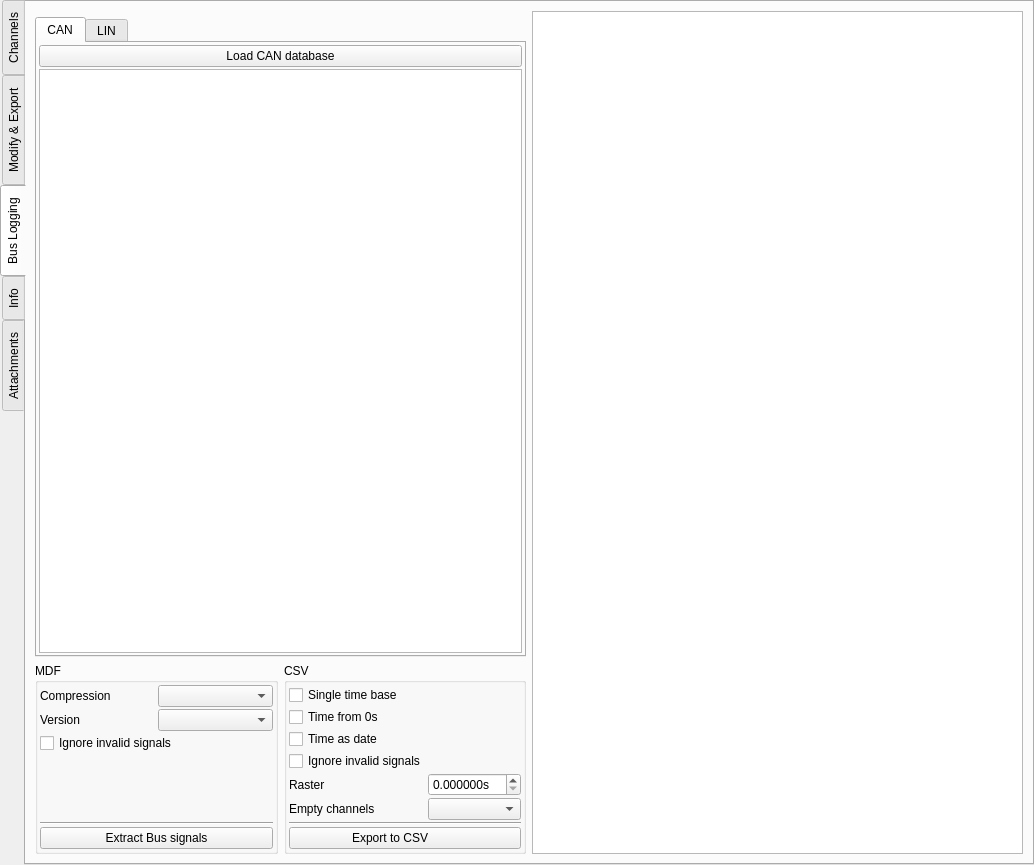
danielhrisca/asammdf, file asammdf/gui/ui/file_widget.ui: the form before one commit.
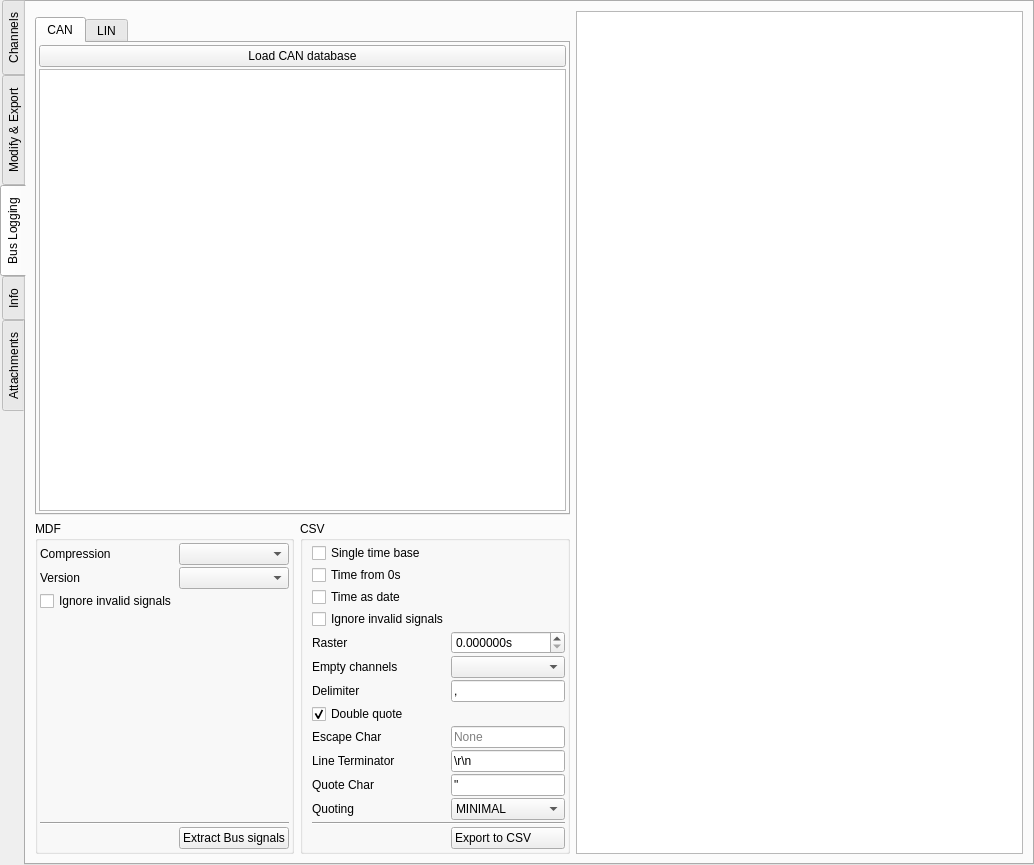
The form after the commit. The open tabs and pages were chosen to show the change. Icons and pictures are not drawn. Custom widgets are drawn as their Qt base class.

Patch:
```diff
--- a/asammdf/gui/ui/file_widget.ui
+++ b/asammdf/gui/ui/file_widget.ui
@@ -936,16 +936,13 @@
       <attribute name="title">
        <string>Bus Logging</string>
       </attribute>
-      <layout class="QGridLayout" name="gridLayout_8">
+      <layout class="QGridLayout" name="gridLayout_8" columnstretch="1,1,1,1">
        <item row="3" column="1">
         <widget class="QGroupBox" name="groupBox_3">
          <property name="title">
           <string>CSV</string>
          </property>
-         <layout class="QGridLayout" name="gridLayout_7">
-          <property name="leftMargin">
-           <number>2</number>
-          </property>
+         <layout class="QGridLayout" name="gridLayout_6" columnstretch="1,0,0,0,0,0,0,0">
           <property name="topMargin">
            <number>2</number>
           </property>
@@ -958,35 +955,97 @@
           <property name="spacing">
            <number>2</number>
           </property>
-          <item row="7" column="1" colspan="3">
-           <widget class="Line" name="line_13">
-            <property name="orientation">
-             <enum>Qt::Horizontal</enum>
-            </property>
-           </widget>
-          </item>
-          <item row="5" column="1">
-           <widget class="QLabel" name="label_25">
+          <item row="11" column="0">
+           <widget class="QLabel" name="label_10">
             <property name="text">
-             <string>Empty channels</string>
+             <string>Quote Char</string>
             </property>
            </widget>
           </item>
-          <item row="0" column="1">
+          <item row="0" column="0" colspan="4">
            <widget class="QCheckBox" name="single_time_base_bus">
             <property name="text">
              <string>Single time base</string>
             </property>
            </widget>
           </item>
-          <item row="4" column="1">
+          <item row="7" column="0">
+           <widget class="QCheckBox" name="doublequote_bus">
+            <property name="text">
+             <string>Double quote</string>
+            </property>
+            <property name="checked">
+             <bool>true</bool>
+            </property>
+           </widget>
+          </item>
+          <item row="4" column="0">
            <widget class="QLabel" name="label_23">
             <property name="text">
              <string>Raster</string>
             </property>
            </widget>
           </item>
-          <item row="4" column="2" colspan="2">
+          <item row="5" column="0" colspan="2">
+           <widget class="QLabel" name="label_25">
+            <property name="text">
+             <string>Empty channels</string>
+            </property>
+           </widget>
+          </item>
+          <item row="8" column="0">
+           <widget class="QLabel" name="label_9">
+            <property name="text">
+             <string>Escape Char</string>
+            </property>
+           </widget>
+          </item>
+          <item row="12" column="0">
+           <widget class="QLabel" name="label_7">
+            <property name="text">
+             <string>Quoting</string>
+            </property>
+           </widget>
+          </item>
+          <item row="10" column="0" colspan="2">
+           <widget class="QLabel" name="label_11">
+            <property name="text">
+             <string>Line Terminator</string>
+            </property>
+           </widget>
+          </item>
+          <item row="2" column="0" colspan="3">
+           <widget class="QCheckBox" name="bus_time_as_date">
+            <property name="text">
+             <string>Time as date</string>
+            </property>
+           </widget>
+          </item>
+          <item row="1" column="0" colspan="3">
+           <widget class="QCheckBox" name="time_from_zero_bus">
+            <property name="text">
+             <string>Time from 0s</string>
+            </property>
+           </widget>
+          </item>
+          <item row="6" column="0">
+           <widget class="QLabel" name="label_8">
+            <property name="text">
+             <string>Delimiter</string>
+            </property>
+           </widget>
+          </item>
+          <item row="3" column="0" colspan="3">
+           <widget class="QCheckBox" name="ignore_invalid_signals_csv">
+            <property name="toolTip">
+             <string>checks if all samples are eauql to the maximum teoretical signal value</string>
+            </property>
+            <property name="text">
+             <string>Ignore invalid signals</string>
+            </property>
+           </widget>
+          </item>
+          <item row="4" column="3">
            <widget class="QDoubleSpinBox" name="export_raster_bus">
             <property name="suffix">
              <string>s</string>
@@ -996,34 +1055,80 @@
             </property>
            </widget>
           </item>
-          <item row="3" column="1">
-           <widget class="QCheckBox" name="ignore_invalid_signals_csv">
-            <property name="toolTip">
-             <string>checks if all samples are eauql to the maximum teoretical signal value</string>
-            </property>
-            <property name="text">
-             <string>Ignore invalid signals</string>
-            </property>
-           </widget>
-          </item>
-          <item row="5" column="2" colspan="2">
+          <item row="5" column="3">
            <widget class="QComboBox" name="empty_channels_bus"/>
           </item>
-          <item row="1" column="1">
-           <widget class="QCheckBox" name="time_from_zero_bus">
+          <item row="6" column="3">
+           <widget class="QLineEdit" name="delimiter_bus">
             <property name="text">
-             <string>Time from 0s</string>
+             <string>,</string>
             </property>
+            <property name="maxLength">
+             <number>1</number>
+            </property>
+            <property name="clearButtonEnabled">
+             <bool>false</bool>
+            </property>
            </widget>
           </item>
-          <item row="2" column="1">
-           <widget class="QCheckBox" name="bus_time_as_date">
+          <item row="8" column="3">
+           <widget class="QLineEdit" name="escapechar_bus">
+            <property name="inputMask">
+             <string/>
+            </property>
+            <property name="maxLength">
+             <number>1</number>
+            </property>
+            <property name="placeholderText">
+             <string>None</string>
+            </property>
+           </widget>
+          </item>
+          <item row="10" column="3">
+           <widget class="QLineEdit" name="lineterminator_bus">
             <property name="text">
-             <string>Time as date</string>
+             <string>\r\n</string>
             </property>
            </widget>
           </item>
-          <item row="8" column="1" colspan="3">
+          <item row="11" column="3">
+           <widget class="QLineEdit" name="quotechar_bus">
+            <property name="text">
+             <string>&quot;</string>
+            </property>
+            <property name="maxLength">
+             <number>1</number>
+            </property>
+           </widget>
+          </item>
+          <item row="12" column="3">
+           <widget class="QComboBox" name="quoting_bus">
+            <property name="currentIndex">
+             <number>1</number>
+            </property>
+            <item>
+             <property name="text">
+              <string>ALL</string>
+             </property>
+            </item>
+            <item>
+             <property name="text">
+              <string>MINIMAL</string>
+             </property>
+            </item>
+            <item>
+             <property name="text">
+              <string>NONNUMERIC</string>
+             </property>
+            </item>
+            <item>
+             <property name="text">
+              <string>NONE</string>
+             </property>
+            </item>
+           </widget>
+          </item>
+          <item row="14" column="3">
            <widget class="QPushButton" name="extract_bus_csv_btn">
             <property name="text">
              <string>Export to CSV         </string>
@@ -1034,6 +1139,13 @@
             </property>
            </widget>
           </item>
+          <item row="13" column="0" colspan="4">
+           <widget class="Line" name="line_13">
+            <property name="orientation">
+             <enum>Qt::Horizontal</enum>
+            </property>
+           </widget>
+          </item>
          </layout>
         </widget>
        </item>
@@ -1065,7 +1177,14 @@
           <property name="spacing">
            <number>2</number>
           </property>
-          <item row="5" column="0" colspan="2">
+          <item row="3" column="1">
+           <widget class="QLabel" name="label_26">
+            <property name="text">
+             <string/>
+            </property>
+           </widget>
+          </item>
+          <item row="5" column="1" colspan="2">
            <widget class="QPushButton" name="extract_bus_btn">
             <property name="text">
              <string>Extract Bus signals</string>
@@ -1076,6 +1195,19 @@
             </property>
            </widget>
           </item>
+          <item row="5" column="0">
+           <spacer name="horizontalSpacer_4">
+            <property name="orientation">
+             <enum>Qt::Horizontal</enum>
+            </property>
+            <property name="sizeHint" stdset="0">
+             <size>
+              <width>40</width>
+              <height>20</height>
+             </size>
+            </property>
+           </spacer>
+          </item>
           <item row="0" column="0">
            <widget class="QLabel" name="label__1">
             <property name="text">
@@ -1083,20 +1215,6 @@
             </property>
            </widget>
           </item>
-          <item row="0" column="1">
-           <widget class="QComboBox" name="extract_bus_compression">
-            <property name="sizeAdjustPolicy">
-             <enum>QComboBox::AdjustToContents</enum>
-            </property>
-           </widget>
-          </item>
-          <item row="1" column="1">
-           <widget class="QComboBox" name="extract_bus_format">
-            <property name="sizeAdjustPolicy">
-             <enum>QComboBox::AdjustToContents</enum>
-            </property>
-           </widget>
-          </item>
           <item row="1" column="0">
            <widget class="QLabel" name="label_24">
             <property name="text">
@@ -1104,7 +1222,7 @@
             </property>
            </widget>
           </item>
-          <item row="2" column="0" colspan="2">
+          <item row="2" column="0">
            <widget class="QCheckBox" name="ignore_invalid_signals_mdf">
             <property name="toolTip">
              <string>checks if all samples are eauql to the maximum teoretical signal value</string>
@@ -1114,14 +1232,21 @@
             </property>
            </widget>
           </item>
-          <item row="3" column="0">
-           <widget class="QLabel" name="label_26">
-            <property name="text">
-             <string/>
+          <item row="0" column="1" colspan="2">
+           <widget class="QComboBox" name="extract_bus_compression">
+            <property name="sizeAdjustPolicy">
+             <enum>QComboBox::AdjustToContents</enum>
             </property>
            </widget>
           </item>
-          <item row="4" column="0" colspan="2">
+          <item row="1" column="1" colspan="2">
+           <widget class="QComboBox" name="extract_bus_format">
+            <property name="sizeAdjustPolicy">
+             <enum>QComboBox::AdjustToContents</enum>
+            </property>
+           </widget>
+          </item>
+          <item row="4" column="0" colspan="3">
            <widget class="Line" name="line_12">
             <property name="orientation">
              <enum>Qt::Horizontal</enum>
```
Left out of the diff: 188 changed lines with no effect on the pictures.
